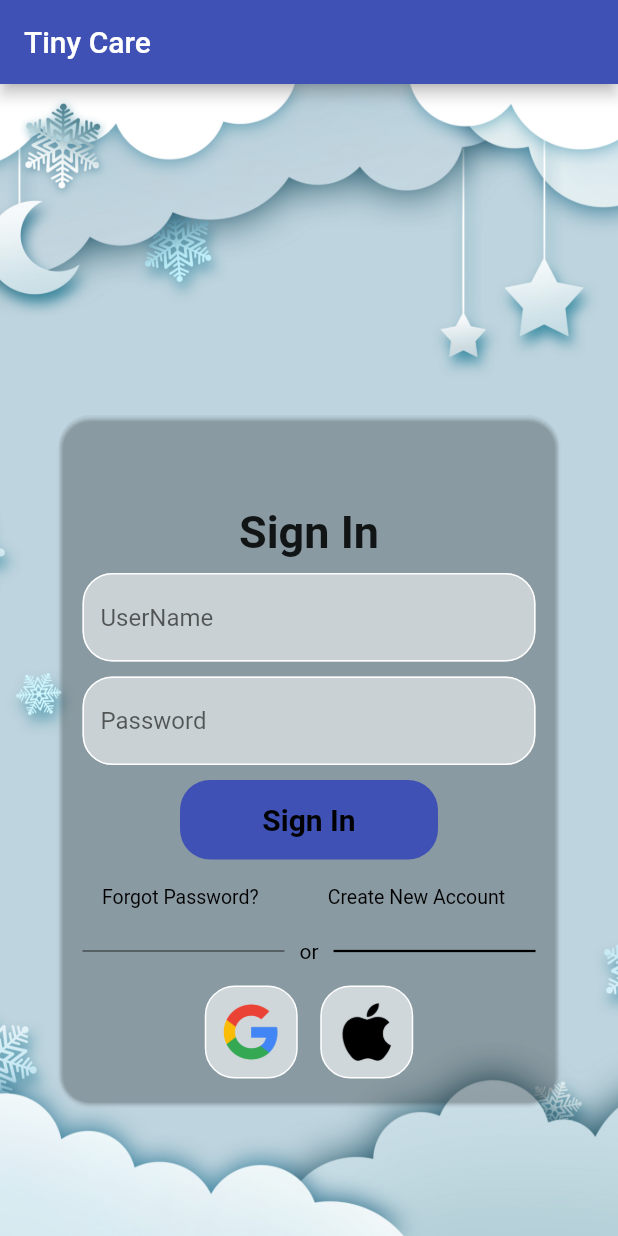
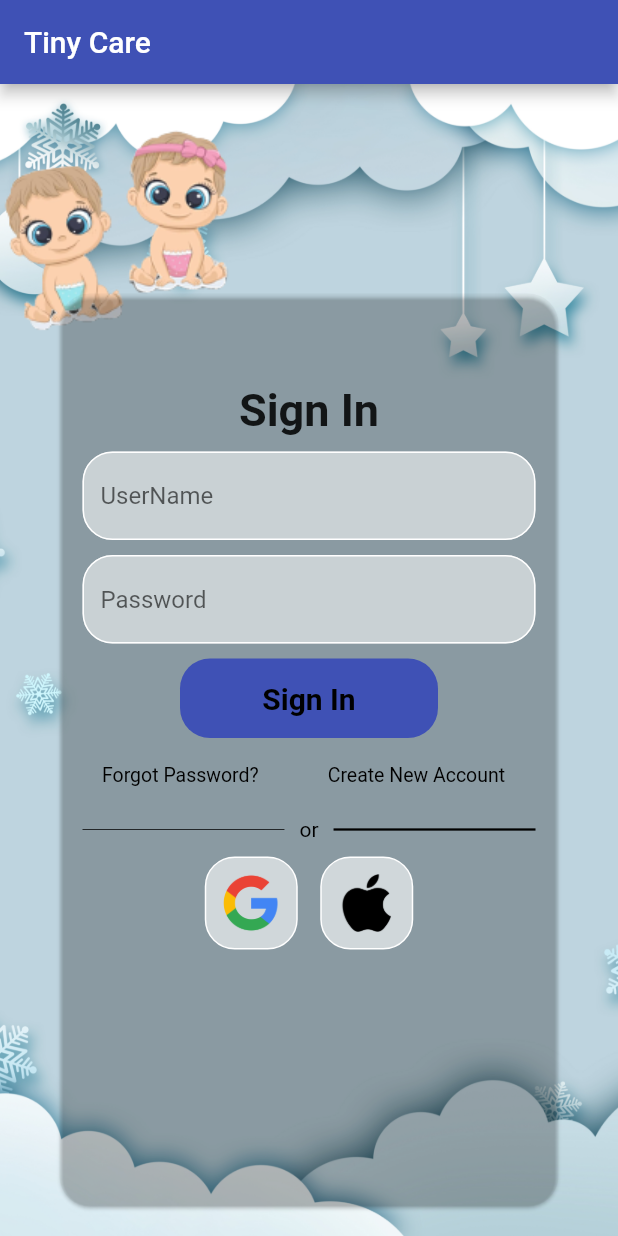
Before and after one commit to Chalana-98/Tiny_Care, a Flutter app: the screen it shows after launch, on a phone screen of 412 x 824 dp. Run offline on Flutter 3.47's test engine with Material 2 defaults, Android fonts, the phone set to English and light mode, and no system bars.

Commit message:
login page done

```diff
--- a/lib/screens/login_page.dart
+++ b/lib/screens/login_page.dart
@@ -6,9 +6,6 @@ import '../widgets/background_image.dart';
 
 class Root extends StatefulWidget {
   const Root({Key? key}) : super(key: key);
-
-
-
 
   @override
   State<Root> createState() => _RootState();
@@ -20,53 +17,68 @@ final usernameController = TextEditingController();
 final passwordController = TextEditingController();
 //Sign User In
 
-void signUserIn(){}
+void signUserIn() {}
 
 class _RootState extends State<Root> {
   @override
   Widget build(BuildContext context) {
-    return Stack(
-      children:  [
+    final size = MediaQuery.of(context).size;
+    return Scaffold(
+      appBar: AppBar(
+        title: const Text("Tiny Care"),
+      ),
+      body: Stack(
+        children: [
           const BackgroundImage(),
-        const Scaffold(
+
+          Scaffold(
             backgroundColor: Colors.transparent,
-        ),
+            body:  Stack(
+              children: [
 
 
+                Positioned(
+                  top: -size.width *0.42,
+                  left: -size.width * 0.48,
 
 
+                    child: Image.asset(
+                      'assets/images/bbyset1.png',
+                      width: 600,
+                      height: 600,
 
-        //card widget
-        Center(
-          child: Container(
-            width: 500,
-            height: 650,
-            child:  Card(
+                    )),
+
+                Positioned(
+                  child: Card(
                     color: const Color(0x0094b4bf),
                     elevation: 1,
-              shape:  const RoundedRectangleBorder(
+                    shape: const RoundedRectangleBorder(
                         borderRadius: BorderRadius.only(
                             topLeft: Radius.circular(20),
                             bottomLeft: Radius.circular(20),
                             topRight: Radius.circular(20),
-                  bottomRight: Radius.circular(20)
-                )
+                            bottomRight: Radius.circular(20))),
+                     margin: const EdgeInsets.fromLTRB(40, 140, 40,20),
+                    child: Scaffold(
+
+                      backgroundColor: Colors.transparent,
+                      body: SingleChildScrollView(
+                        child: Column(
+                          children: [
+                            const SizedBox(
+                              height: 60,
                             ),
-              margin:  const EdgeInsets.fromLTRB(40, 190, 40, 2),
-              child: Scaffold(
-                backgroundColor: Colors.transparent,
-                body: Column(
-                  children:  [
-                    const SizedBox(height: 60,),
                             const Center(
-                      child: Text('Sign In',
+                              child: Text(
+                                'Sign In',
                                 style: TextStyle(
-                        fontWeight: FontWeight.bold,
-                        fontSize: 30
+                                    fontWeight: FontWeight.bold, fontSize: 30),
                               ),
                             ),
+                            const SizedBox(
+                              height: 10,
                             ),
-                    const SizedBox(height: 10,),
 
                             //User name
                             MyTextField(
@@ -75,56 +87,62 @@ class _RootState extends State<Root> {
                               obscureText: false,
                             ),
 
-
-                    const SizedBox(height: 10,),
+                            const SizedBox(
+                              height: 10,
+                            ),
 
                             //Password
                             MyTextField(
-                      controller : passwordController,
+                              controller: passwordController,
                               hintText: 'Password',
                               obscureText: true,
                             ),
 
                             //Sign In Button
-                    const SizedBox(height: 10,),
+                            const SizedBox(
+                              height: 10,
+                            ),
                             MyButton(
-                      onTap: (){},
+                              onTap: () {},
                             ),
 
-
-                    const SizedBox(height: 1,),
+                            const SizedBox(
+                              height: 1,
+                            ),
 
                             // forgot button
                             Row(
                               children: [
-                        const SizedBox(width: 20,),
+                                const SizedBox(
+                                  width: 20,
+                                ),
                                 Column(
                                   children: [
                                     TextButton(
                                       style: TextButton.styleFrom(
                                         textStyle: const TextStyle(fontSize: 13),
                                       ),
-                              onPressed: (){},
-                              child: const Text('Forgot Password?',
-                              style: TextStyle(
-                                color: Colors.black
-                              ),),
+                                      onPressed: () {},
+                                      child: const Text(
+                                        'Forgot Password?',
+                                        style: TextStyle(color: Colors.black),
+                                      ),
                                     ),
                                   ],
                                 ),
-
-                        const SizedBox(width: 30,),
+                                const SizedBox(
+                                  width: 30,
+                                ),
                                 Column(
                                   children: [
                                     TextButton(
                                       style: TextButton.styleFrom(
                                         textStyle: const TextStyle(fontSize: 13),
-
                                       ),
-                              onPressed: (){},
-                              child: const Text('Create New Account', style: TextStyle(
-                                color: Colors.black
-                              ),
+                                      onPressed: () {},
+                                      child: const Text(
+                                        'Create New Account',
+                                        style: TextStyle(color: Colors.black),
                                       ),
                                     ),
                                   ],
@@ -133,7 +151,9 @@ class _RootState extends State<Root> {
                             ),
 
                             //or Sign In button
-                    const SizedBox(height: 4,),
+                            const SizedBox(
+                              height: 4,
+                            ),
 
                             Padding(
                               padding: const EdgeInsets.symmetric(horizontal: 15),
@@ -145,15 +165,13 @@ class _RootState extends State<Root> {
                                       color: Colors.black,
                                     ),
                                   ),
-
                                   Padding(
                                     padding: EdgeInsets.symmetric(horizontal: 10),
-                            child: Text('or',
-                            style: TextStyle(
-                              color: Colors.black
-                            ),),
+                                    child: Text(
+                                      'or',
+                                      style: TextStyle(color: Colors.black),
                                     ),
-
+                                  ),
                                   Expanded(
                                     child: Divider(
                                       thickness: 1.5,
@@ -164,29 +182,46 @@ class _RootState extends State<Root> {
                               ),
                             ),
 
-                    const SizedBox(height: 15,),
+                            const SizedBox(
+                              height: 10,
+                            ),
 
                             //google and Apple button
 
                             Row(
                               mainAxisAlignment: MainAxisAlignment.center,
                               children: const [
-
                                 //google
-                      SquareTile(imagePath: 'assets/images/google.png',),
-                      SizedBox(width: 15,),
+                                SquareTile(
+                                  imagePath: 'assets/images/google.png',
+                                ),
+                                SizedBox(
+                                  width: 15,
+                                ),
                                 //apple
-                      SquareTile(imagePath: 'assets/images/apple.png',),
+                                SquareTile(
+                                  imagePath: 'assets/images/apple.png',
+                                ),
                               ],
                             ),
                           ],
                         ),
                       ),
+                    ),
+                  ),
+                ),
+
+              ]
 
             ),
           ),
-        )
+
+
+
         ],
+
+
+      ),
     );
   }
 }
--- a/lib/widgets/background_image.dart
+++ b/lib/widgets/background_image.dart
@@ -1,5 +1,4 @@
 import 'package:flutter/material.dart';
-
 
 class BackgroundImage extends StatelessWidget {
   const BackgroundImage({
@@ -9,17 +8,13 @@ class BackgroundImage extends StatelessWidget {
   @override
   Widget build(BuildContext context) {
     return Scaffold(
-      appBar: AppBar(
-        title: const Text("Tiny Care"),
-      ),
+
       body: Container(
         decoration: const BoxDecoration(
           image: DecorationImage(
             image: AssetImage("assets/images/tiny_back.jpg"),
             fit: BoxFit.cover,
-
           ),
-
         ),
       ),
     );
```
Lines whose indentation alone changed are shown as unchanged.
